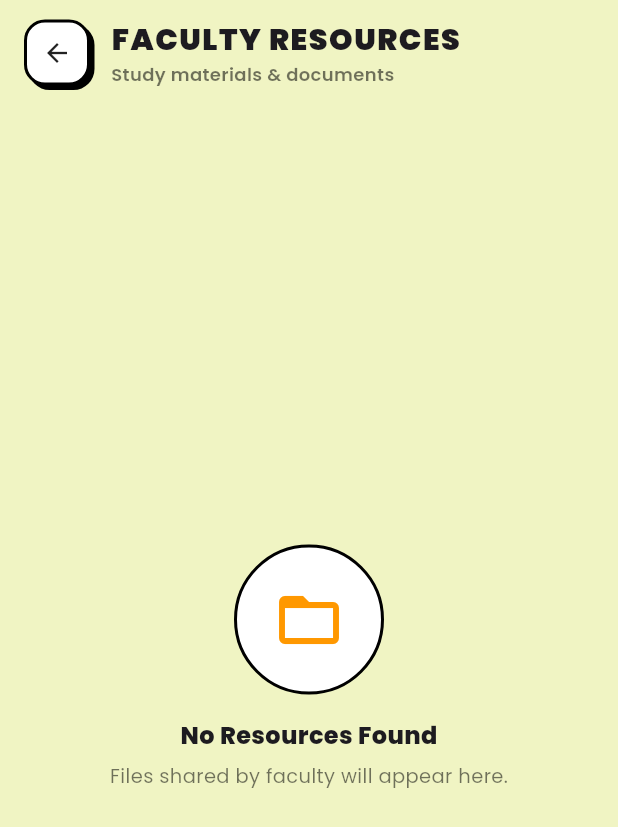
After one commit to Sahil-Hode/CampusPP-app, a Flutter app: the FacultyResourcePage screen opened directly, on a phone screen of 412 x 824 dp. The commit adds this screen. Shown: the top 827 px of the screen. Run offline on Flutter 3.47's test engine with Material 3 defaults, Android fonts, the phone set to English and light mode, and no system bars; our stand-ins replace audioplayers, badges, camera, file_picker, firebase_core, firebase_messaging and 12 more; missing offline and left inert: code_text_field, flutter_inappwebview, highlight, model_viewer_plus, record; accounts and stored records are empty; network calls fail; project files that could hold a hidden picture were left out.

Commit message:
le re  tere changes daal le apni app me

```diff
--- /dev/null
+++ b/lib/models/faculty_resource_model.dart
@@ -0,0 +1,54 @@
+class FacultyResource {
+  final String id;
+  final String title;
+  final String description;
+  final String subject;
+  final String fileUrl;
+  final String downloadUrl;
+  final String resourceType;
+  final String mimeType;
+  final String originalFileName;
+  final int fileSizeBytes;
+  final String fileSizeLabel;
+  final String facultyName;
+  final String instituteId;
+  final DateTime createdAt;
+
+  FacultyResource({
+    required this.id,
+    required this.title,
+    required this.description,
+    required this.subject,
+    required this.fileUrl,
+    required this.downloadUrl,
+    required this.resourceType,
+    required this.mimeType,
+    required this.originalFileName,
+    required this.fileSizeBytes,
+    required this.fileSizeLabel,
+    required this.facultyName,
+    required this.instituteId,
+    required this.createdAt,
+  });
+
+  factory FacultyResource.fromJson(Map<String, dynamic> json) {
+    return FacultyResource(
+      id: json['_id'] ?? '',
+      title: json['title'] ?? '',
+      description: json['description'] ?? '',
+      subject: json['subject'] ?? '',
+      fileUrl: json['fileUrl'] ?? '',
+      downloadUrl: json['downloadUrl'] ?? '',
+      resourceType: json['resourceType'] ?? '',
+      mimeType: json['mimeType'] ?? '',
+      originalFileName: json['originalFileName'] ?? '',
+      fileSizeBytes: json['fileSizeBytes'] ?? 0,
+      fileSizeLabel: json['fileSizeLabel'] ?? '',
+      facultyName: json['facultyName'] ?? '',
+      instituteId: json['instituteId'] ?? '',
+      createdAt: json['createdAt'] != null
+          ? DateTime.tryParse(json['createdAt']) ?? DateTime.now()
+          : DateTime.now(),
+    );
+  }
+}
--- /dev/null
+++ b/lib/pages/faculty_resource_page.dart
@@ -0,0 +1,296 @@
+import 'package:flutter/material.dart';
+import 'package:google_fonts/google_fonts.dart';
+import 'package:url_launcher/url_launcher.dart';
+import 'package:file_picker/file_picker.dart';
+import 'dart:io';
+
+import '../models/faculty_resource_model.dart';
+import '../services/faculty_resource_service.dart';
+
+class FacultyResourcePage extends StatefulWidget {
+  const FacultyResourcePage({super.key});
+
+  @override
+  State<FacultyResourcePage> createState() => _FacultyResourcePageState();
+}
+
+class _FacultyResourcePageState extends State<FacultyResourcePage> {
+  bool _loading = true;
+  List<FacultyResource> _resources = [];
+
+  static const _bg = Color(0xFFF0F4C3); // Light Lime / Yellowish green
+  static const _primary = Color(0xFFCDDC39);
+  static const _accent = Color(0xFFFF9800);
+  static const _black = Colors.black;
+
+  @override
+  void initState() {
+    super.initState();
+    _loadResources();
+  }
+
+  Future<void> _loadResources() async {
+    setState(() => _loading = true);
+    try {
+      final res = await FacultyResourceService.getResources();
+      if (mounted) {
+        setState(() {
+          _resources = res;
+          _loading = false;
+        });
+      }
+    } catch (e) {
+      debugPrint('Error loading resources: $e');
+      if (mounted) setState(() => _loading = false);
+    }
+  }
+
+  Future<void> _downloadFile(String url) async {
+    final uri = Uri.parse(url);
+    if (await canLaunchUrl(uri)) {
+      await launchUrl(uri, mode: LaunchMode.externalApplication);
+    } else {
+      if (mounted) {
+        ScaffoldMessenger.of(context).showSnackBar(const SnackBar(content: Text('Could not launch download URL')));
+      }
+    }
+  }
+
+  String _timeAgo(DateTime date) {
+    final diff = DateTime.now().difference(date);
+    if (diff.inDays > 1) return '${diff.inDays}d ago';
+    if (diff.inDays == 1) return '1d ago';
+    if (diff.inHours > 0) return '${diff.inHours}h ago';
+    if (diff.inMinutes > 0) return '${diff.inMinutes}m ago';
+    return 'Just now';
+  }
+
+  @override
+  Widget build(BuildContext context) {
+    return Scaffold(
+      backgroundColor: _bg,
+      body: SafeArea(
+        child: Column(
+          children: [
+            _buildHeader(),
+            Expanded(
+              child: _loading
+                  ? const Center(child: CircularProgressIndicator(color: _black))
+                  : _resources.isEmpty
+                      ? _buildEmptyState()
+                      : RefreshIndicator(
+                          onRefresh: _loadResources,
+                          color: _black,
+                          child: ListView.builder(
+                            padding: const EdgeInsets.all(16),
+                            itemCount: _resources.length,
+                            itemBuilder: (ctx, i) => _buildResourceCard(_resources[i]),
+                          ),
+                        ),
+            ),
+          ],
+        ),
+      ),
+    );
+  }
+
+  Widget _buildHeader() {
+    return Padding(
+      padding: const EdgeInsets.fromLTRB(16, 12, 16, 8),
+      child: Row(
+        children: [
+          GestureDetector(
+            onTap: () => Navigator.pop(context),
+            child: Container(
+              padding: const EdgeInsets.all(10),
+              decoration: BoxDecoration(
+                color: Colors.white,
+                borderRadius: BorderRadius.circular(14),
+                border: Border.all(color: _black, width: 2),
+                boxShadow: const [BoxShadow(color: _black, offset: Offset(3, 3))],
+              ),
+              child: const Icon(Icons.arrow_back, size: 20),
+            ),
+          ),
+          const SizedBox(width: 14),
+          Expanded(
+            child: Column(
+              crossAxisAlignment: CrossAxisAlignment.start,
+              children: [
+                Text(
+                  'FACULTY RESOURCES',
+                  style: GoogleFonts.poppins(
+                    fontWeight: FontWeight.w900,
+                    fontSize: 20,
+                    letterSpacing: 1,
+                  ),
+                ),
+                Text(
+                  'Study materials & documents',
+                  style: GoogleFonts.poppins(
+                    fontSize: 12,
+                    fontWeight: FontWeight.w600,
+                    color: Colors.black54,
+                  ),
+                ),
+              ],
+            ),
+          ),
+        ],
+      ),
+    );
+  }
+
+  Widget _buildEmptyState() {
+    return Center(
+      child: Column(
+        mainAxisSize: MainAxisSize.min,
+        children: [
+          Container(
+            padding: const EdgeInsets.all(24),
+            decoration: BoxDecoration(
+              color: Colors.white,
+              shape: BoxShape.circle,
+              border: Border.all(color: _black, width: 2),
+            ),
+            child: const Icon(Icons.folder_open, size: 48, color: _accent),
+          ),
+          const SizedBox(height: 16),
+          Text(
+            'No Resources Found',
+            style: GoogleFonts.poppins(fontWeight: FontWeight.w800, fontSize: 16),
+          ),
+          const SizedBox(height: 6),
+          Text(
+            'Files shared by faculty will appear here.',
+            style: GoogleFonts.poppins(fontSize: 13, color: Colors.black54),
+          ),
+        ],
+      ),
+    );
+  }
+
+  Widget _buildResourceCard(FacultyResource res) {
+    final isPdf = res.mimeType == 'application/pdf';
+    final cardColor = isPdf ? const Color(0xFFFFCC80) : const Color(0xFFB39DDB);
+    final iconData = isPdf ? Icons.picture_as_pdf : Icons.image;
+
+    return Container(
+      margin: const EdgeInsets.only(bottom: 14),
+      decoration: BoxDecoration(
+        color: Colors.white,
+        borderRadius: BorderRadius.circular(18),
+        border: Border.all(color: _black, width: 2),
+        boxShadow: const [BoxShadow(color: _black, offset: Offset(4, 4))],
+      ),
+      child: Column(
+        crossAxisAlignment: CrossAxisAlignment.start,
+        children: [
+          // Header
+          Container(
+            padding: const EdgeInsets.symmetric(horizontal: 16, vertical: 10),
+            decoration: BoxDecoration(
+              color: cardColor,
+              borderRadius: const BorderRadius.vertical(top: Radius.circular(16)),
+            ),
+            child: Row(
+              children: [
+                Container(
+                  padding: const EdgeInsets.all(8),
+                  decoration: BoxDecoration(
+                    color: Colors.white,
+                    borderRadius: BorderRadius.circular(10),
+                    border: Border.all(color: _black, width: 1.5),
+                  ),
+                  child: Icon(iconData, size: 20, color: _black),
+                ),
+                const SizedBox(width: 10),
+                Expanded(
+                  child: Column(
+                    crossAxisAlignment: CrossAxisAlignment.start,
+                    children: [
+                      Text(
+                        res.title,
+                        style: GoogleFonts.poppins(fontWeight: FontWeight.w800, fontSize: 14),
+                        maxLines: 1,
+                        overflow: TextOverflow.ellipsis,
+                      ),
+                      Text(
+                        res.subject.isNotEmpty ? res.subject : 'General',
+                        style: GoogleFonts.poppins(fontWeight: FontWeight.w600, fontSize: 11, color: Colors.black87),
+                      ),
+                    ],
+                  ),
+                ),
+                Container(
+                  padding: const EdgeInsets.symmetric(horizontal: 8, vertical: 4),
+                  decoration: BoxDecoration(
+                    color: Colors.white,
+                    borderRadius: BorderRadius.circular(8),
+                    border: Border.all(color: _black, width: 1.5),
+                  ),
+                  child: Text(
+                    res.fileSizeLabel,
+                    style: GoogleFonts.poppins(fontWeight: FontWeight.bold, fontSize: 10),
+                  ),
+                ),
+              ],
+            ),
+          ),
+          // Body
+          if (res.description.isNotEmpty)
+            Padding(
+              padding: const EdgeInsets.all(16),
+              child: Text(
+                res.description,
+                style: GoogleFonts.poppins(fontSize: 13, fontWeight: FontWeight.w500, color: Colors.black87),
+              ),
+            )
+          else
+            const SizedBox(height: 16),
+          // Footer
+          Padding(
+            padding: const EdgeInsets.fromLTRB(16, 0, 16, 16),
+            child: Row(
+              mainAxisAlignment: MainAxisAlignment.spaceBetween,
+              children: [
+                Row(
+                  children: [
+                    const Icon(Icons.person, size: 14, color: Colors.black54),
+                    const SizedBox(width: 4),
+                    Text(
+                      res.facultyName,
+                      style: GoogleFonts.poppins(fontSize: 11, fontWeight: FontWeight.bold, color: Colors.black54),
+                    ),
+                    const SizedBox(width: 8),
+                    const Icon(Icons.access_time, size: 14, color: Colors.black54),
+                    const SizedBox(width: 4),
+                    Text(
+                      _timeAgo(res.createdAt),
+                      style: GoogleFonts.poppins(fontSize: 11, fontWeight: FontWeight.w600, color: Colors.black54),
+                    ),
+                  ],
+                ),
+                GestureDetector(
+                  onTap: () => _downloadFile(res.downloadUrl.isNotEmpty ? res.downloadUrl : res.fileUrl),
+                  child: Container(
+                    padding: const EdgeInsets.symmetric(horizontal: 14, vertical: 8),
+                    decoration: BoxDecoration(
+                      color: _black,
+                      borderRadius: BorderRadius.circular(10),
+                    ),
+                    child: Text(
+                      'Download',
+                      style: GoogleFonts.poppins(color: Colors.white, fontWeight: FontWeight.bold, fontSize: 12),
+                    ),
+                  ),
+                ),
+              ],
+            ),
+          ),
+        ],
+      ),
+    );
+  }
+
+}
--- /dev/null
+++ b/lib/services/faculty_resource_service.dart
@@ -0,0 +1,102 @@
+import 'dart:convert';
+import 'dart:io';
+import 'package:http/http.dart' as http;
+import 'package:http_parser/http_parser.dart';
+import '../models/faculty_resource_model.dart';
+import 'auth_service.dart';
+
+class FacultyResourceService {
+  static const String _baseUrl = 'https://campuspp-f7qx.onrender.com/api';
+
+  static Future<List<FacultyResource>> getResources({int page = 1, int limit = 20, String? subject}) async {
+    final token = await AuthService.getToken();
+    if (token == null) throw Exception('No token found');
+
+    String url = '$_baseUrl/faculty-resources?page=$page&limit=$limit';
+    if (subject != null && subject.isNotEmpty) {
+      url += '&subject=$subject';
+    }
+
+    final response = await http.get(
+      Uri.parse(url),
+      headers: {
+        'Authorization': 'Bearer $token',
+        'Accept': 'application/json',
+      },
+    );
+
+    if (response.statusCode == 200) {
+      final json = jsonDecode(response.body);
+      if (json['success'] == true && json['data'] != null) {
+        return (json['data'] as List)
+            .map((item) => FacultyResource.fromJson(item))
+            .toList();
+      }
+      return [];
+    } else {
+      throw Exception('Failed to load faculty resources');
+    }
+  }
+
+  static Future<void> uploadResource(File file, String title, String description, String subject) async {
+    final token = await AuthService.getToken();
+    if (token == null) throw Exception('No token found');
+
+    var request = http.MultipartRequest('POST', Uri.parse('$_baseUrl/faculty-resources/upload'));
+    request.headers.addAll({
+      'Authorization': 'Bearer $token',
+      'Accept': 'application/json',
+    });
+
+    request.fields['title'] = title;
+    request.fields['description'] = description;
+    request.fields['subject'] = subject;
+
+    final extension = file.path.toLowerCase().split('.').last;
+    MediaType contentType;
+    if (extension == 'pdf') {
+      contentType = MediaType('application', 'pdf');
+    } else if (['jpg', 'jpeg'].contains(extension)) {
+      contentType = MediaType('image', 'jpeg');
+    } else if (extension == 'png') {
+      contentType = MediaType('image', 'png');
+    } else {
+      contentType = MediaType('application', 'octet-stream');
+    }
+
+    request.files.add(await http.MultipartFile.fromPath(
+      'file',
+      file.path,
+      contentType: contentType,
+    ));
+
+    var streamedResponse = await request.send();
+    var response = await http.Response.fromStream(streamedResponse);
+
+    if (response.statusCode != 201 && response.statusCode != 200) {
+      try {
+        final err = jsonDecode(response.body);
+        throw Exception(err['message'] ?? 'Failed to upload resource');
+      } catch (_) {
+        throw Exception('Server error: ${response.statusCode}');
+      }
+    }
+  }
+
+  static Future<void> deleteResource(String id) async {
+    final token = await AuthService.getToken();
+    if (token == null) throw Exception('No token found');
+
+    final response = await http.delete(
+      Uri.parse('$_baseUrl/faculty-resources/$id'),
+      headers: {
+        'Authorization': 'Bearer $token',
+        'Accept': 'application/json',
+      },
+    );
+
+    if (response.statusCode != 200) {
+      throw Exception('Failed to delete resource');
+    }
+  }
+}
```
Also changed, not shown: lib/pages/dashboard_page.dart (+12 -2 lines), 1 other file.
